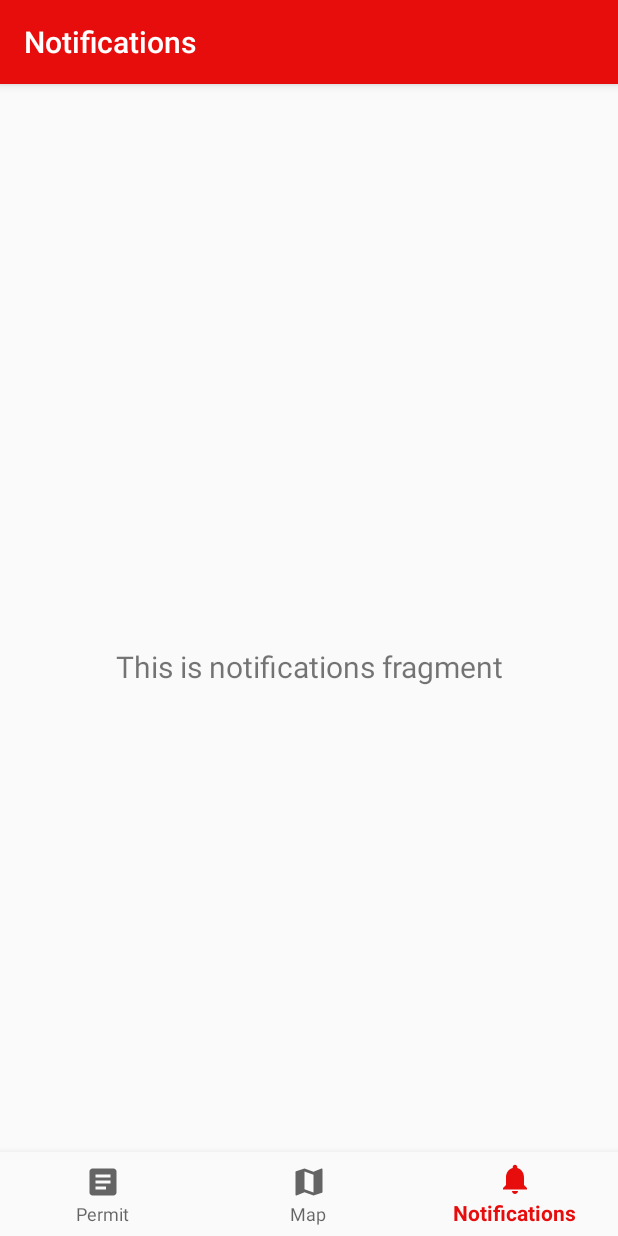
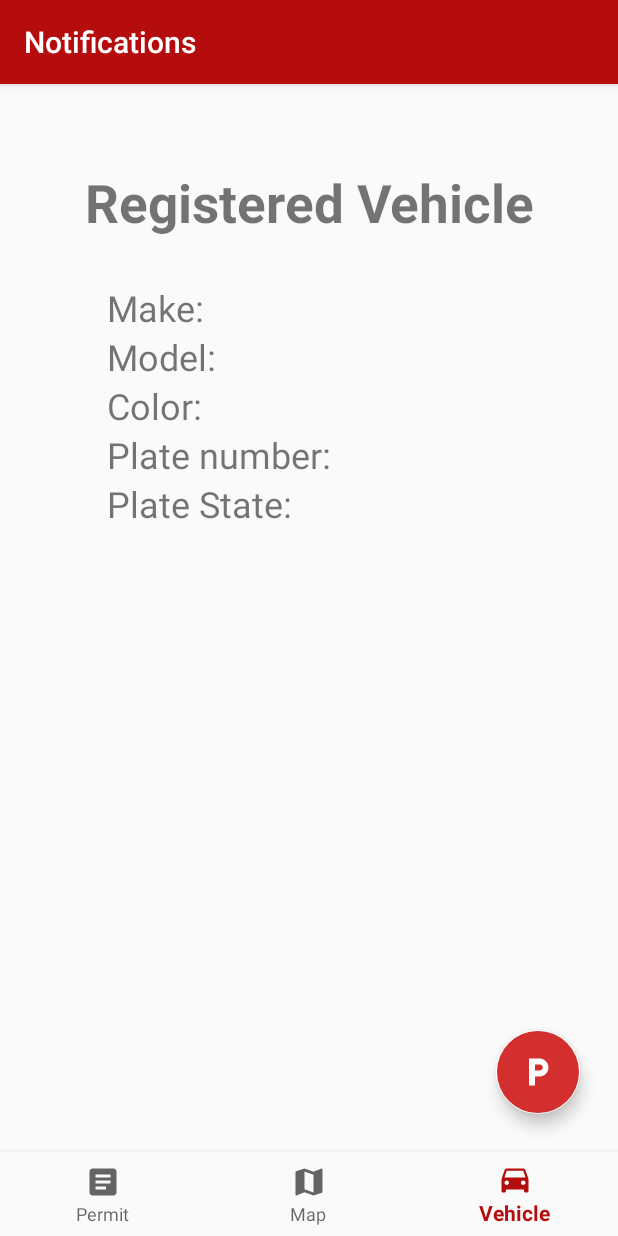
Before and after one commit to tassychen/BU-Parking-System, an Android app: the NotificationsFragment screen opened through its navigation route, on a phone screen of 412 x 824 dp. Run offline under Robolectric (Android 15) with nearby library versions, the phone set to English and light mode, and no system bars; our stand-ins replace navigation-ui.

Commit message:
Third increment - vehicle information displayed - parking check in stub created

```diff
--- a/app/build.gradle
+++ b/app/build.gradle
@@ -32,7 +32,7 @@ android {
 
 dependencies {
 
-    implementation 'androidx.appcompat:appcompat:1.0.0'
+    implementation 'androidx.appcompat:appcompat:1.3.1'
     implementation 'androidx.constraintlayout:constraintlayout:1.1.3'
     implementation 'androidx.lifecycle:lifecycle-livedata:2.0.0'
     implementation 'androidx.lifecycle:lifecycle-viewmodel:2.0.0'
--- a/app/src/main/java/com/example/myapplication/MainActivity.java
+++ b/app/src/main/java/com/example/myapplication/MainActivity.java
@@ -1,7 +1,10 @@
 package com.example.myapplication;
 
+import android.content.Intent;
 import android.os.Bundle;
+import android.view.View;
 
+import com.example.myapplication.parking.ParkActivity;
 import com.google.android.material.bottomnavigation.BottomNavigationView;
 import androidx.appcompat.app.AppCompatActivity;
 
@@ -11,6 +14,7 @@ import androidx.navigation.ui.AppBarConfiguration;
 import androidx.navigation.ui.NavigationUI;
 
 import com.example.myapplication.databinding.ActivityMainBinding;
+import com.google.android.material.floatingactionbutton.FloatingActionButton;
 
 public class MainActivity extends AppCompatActivity {
 
@@ -32,5 +36,20 @@ public class MainActivity extends AppCompatActivity {
         NavController navController = Navigation.findNavController(this, R.id.nav_host_fragment_activity_main);
         NavigationUI.setupActionBarWithNavController(this, navController, appBarConfiguration);
         NavigationUI.setupWithNavController(binding.navView, navController);
+
+        FloatingActionButton fab = binding.floatingActionButton;
+
+        fab.setOnClickListener(new View.OnClickListener() {
+            @Override
+            public void onClick(View view) {
+                openParkActivity();
+            }
+        });
+    }
+
+    public void openParkActivity(){
+        // Show user type selection screen
+        Intent intent = new Intent(this, ParkActivity.class);
+        startActivity(intent);
     }
 }
--- a/app/src/main/java/com/example/myapplication/ui/home/tabs/AllLocationsTab.java
+++ b/app/src/main/java/com/example/myapplication/ui/home/tabs/AllLocationsTab.java
@@ -3,9 +3,11 @@ package com.example.myapplication.ui.home.tabs;
 import com.example.myapplication.MainActivity;
 
 import android.os.Bundle;
+import android.util.TypedValue;
 import android.view.LayoutInflater;
 import android.view.View;
 import android.view.ViewGroup;
+import android.widget.RelativeLayout;
 
 import androidx.fragment.app.Fragment;
 
@@ -90,6 +92,21 @@ public class AllLocationsTab extends Fragment {
 
         mMapView.onResume(); // needed to get the map to display immediately
 
+        View zoomControls = rootView.findViewById(0x1);
+
+        if (zoomControls != null && zoomControls.getLayoutParams() instanceof RelativeLayout.LayoutParams) {
+            // ZoomControl is inside of RelativeLayout
+            RelativeLayout.LayoutParams params_zoom = (RelativeLayout.LayoutParams) zoomControls.getLayoutParams();
+
+            // Align it to - parent top|left
+            params_zoom.addRule(RelativeLayout.ALIGN_PARENT_TOP);
+            params_zoom.addRule(RelativeLayout.ALIGN_PARENT_RIGHT);
+
+            // Update margins, set to 10dp
+            final int margin = (int) TypedValue.applyDimension(TypedValue.COMPLEX_UNIT_DIP, 10,
+                    getResources().getDisplayMetrics());
+            params_zoom.setMargins(margin, margin, margin, margin);
+        }
 
         try {
             MapsInitializer.initialize(getActivity().getApplicationContext());
--- a/app/src/main/java/com/example/myapplication/ui/home/tabs/PermitLocationsTab.java
+++ b/app/src/main/java/com/example/myapplication/ui/home/tabs/PermitLocationsTab.java
@@ -6,6 +6,7 @@ import android.os.Bundle;
 import android.view.LayoutInflater;
 import android.view.View;
 import android.view.ViewGroup;
+import android.widget.Toast;
 
 import androidx.annotation.NonNull;
 import androidx.fragment.app.Fragment;
@@ -20,6 +21,7 @@ import com.google.android.gms.maps.MapsInitializer;
 import com.google.android.gms.maps.OnMapReadyCallback;
 import com.google.android.gms.maps.model.LatLng;
 import com.google.android.gms.maps.model.MarkerOptions;
+import com.google.android.material.snackbar.Snackbar;
 import com.google.android.material.tabs.TabLayout;
 
 import java.time.LocalTime;
--- a/app/src/main/java/com/example/myapplication/ui/notifications/NotificationsFragment.java
+++ b/app/src/main/java/com/example/myapplication/ui/notifications/NotificationsFragment.java
@@ -22,9 +22,6 @@ public class NotificationsFragment extends Fragment {
 
         binding = FragmentNotificationsBinding.inflate(inflater, container, false);
         View root = binding.getRoot();
-
-        final TextView textView = binding.textNotifications;
-        notificationsViewModel.getText().observe(getViewLifecycleOwner(), textView::setText);
         return root;
     }
 
--- a/app/src/main/res/drawable/ic_notifications_black_24dp.xml
+++ b/app/src/main/res/drawable/ic_notifications_black_24dp.xml
@@ -5,5 +5,5 @@
     android:viewportHeight="24.0">
     <path
         android:fillColor="#FF000000"
-        android:pathData="M12,22c1.1,0 2,-0.9 2,-2h-4c0,1.1 0.89,2 2,2zM18,16v-5c0,-3.07 -1.64,-5.64 -4.5,-6.32L13.5,4c0,-0.83 -0.67,-1.5 -1.5,-1.5s-1.5,0.67 -1.5,1.5v0.68C7.63,5.36 6,7.92 6,11v5l-2,2v1h16v-1l-2,-2z" />
+        android:pathData="M18.92,6.01C18.72,5.42 18.16,5 17.5,5h-11c-0.66,0 -1.21,0.42 -1.42,1.01L3,12v8c0,0.55 0.45,1 1,1h1c0.55,0 1,-0.45 1,-1v-1h12v1c0,0.55 0.45,1 1,1h1c0.55,0 1,-0.45 1,-1v-8l-2.08,-5.99zM6.5,16c-0.83,0 -1.5,-0.67 -1.5,-1.5S5.67,13 6.5,13s1.5,0.67 1.5,1.5S7.33,16 6.5,16zM17.5,16c-0.83,0 -1.5,-0.67 -1.5,-1.5s0.67,-1.5 1.5,-1.5 1.5,0.67 1.5,1.5 -0.67,1.5 -1.5,1.5zM5,11l1.5,-4.5h11L19,11L5,11z"/>
 </vector>
--- /dev/null
+++ b/app/src/main/res/drawable/ic_park.xml
@@ -0,0 +1,9 @@
+<vector xmlns:android="http://schemas.android.com/apk/res/android"
+    android:width="24dp"
+    android:height="24dp"
+    android:viewportWidth="24.0"
+    android:viewportHeight="24.0">
+    <path
+        android:fillColor="#FFFFFF"
+        android:pathData="M13,3L6,3v18h4v-6h3c3.31,0 6,-2.69 6,-6s-2.69,-6 -6,-6zM13.2,11L10,11L10,7h3.2c1.1,0 2,0.9 2,2s-0.9,2 -2,2z"/>
+</vector>
--- a/app/src/main/res/layout/activity_main.xml
+++ b/app/src/main/res/layout/activity_main.xml
@@ -1,6 +1,7 @@
 <?xml version="1.0" encoding="utf-8"?>
 <androidx.constraintlayout.widget.ConstraintLayout xmlns:android="http://schemas.android.com/apk/res/android"
     xmlns:app="http://schemas.android.com/apk/res-auto"
+    xmlns:tools="http://schemas.android.com/tools"
     android:id="@+id/container"
     android:layout_width="match_parent"
     android:layout_height="match_parent">
@@ -24,9 +25,23 @@
         android:layout_height="match_parent"
         app:defaultNavHost="true"
         app:layout_constraintBottom_toTopOf="@id/nav_view"
+        app:layout_constraintHorizontal_bias="0.0"
         app:layout_constraintLeft_toLeftOf="parent"
         app:layout_constraintRight_toRightOf="parent"
         app:layout_constraintTop_toTopOf="parent"
+        app:layout_constraintVertical_bias="0.0"
         app:navGraph="@navigation/mobile_navigation" />
 
+    <com.google.android.material.floatingactionbutton.FloatingActionButton
+        android:id="@+id/floatingActionButton"
+        android:layout_width="wrap_content"
+        android:layout_height="wrap_content"
+        android:layout_marginEnd="25dp"
+        android:layout_marginBottom="25dp"
+        android:backgroundTint="@color/red_700"
+        android:clickable="true"
+        app:layout_constraintBottom_toTopOf="@+id/nav_view"
+        app:layout_constraintEnd_toEndOf="@+id/nav_host_fragment_activity_main"
+        app:srcCompat="@drawable/ic_park" />
+
 </androidx.constraintlayout.widget.ConstraintLayout>
--- a/app/src/main/res/layout/fragment_notifications.xml
+++ b/app/src/main/res/layout/fragment_notifications.xml
@@ -7,16 +7,67 @@
     tools:context=".ui.notifications.NotificationsFragment">
 
     <TextView
-        android:id="@+id/text_notifications"
+        android:id="@+id/registered_vehicle"
         android:layout_width="match_parent"
         android:layout_height="wrap_content"
-        android:layout_marginStart="8dp"
-        android:layout_marginTop="8dp"
-        android:layout_marginEnd="8dp"
+        android:layout_marginTop="55dp"
+        android:textSize="35sp"
+        android:text = "Registered Vehicle"
+        android:textStyle="bold"
         android:textAlignment="center"
-        android:textSize="20sp"
-        app:layout_constraintBottom_toBottomOf="parent"
+        app:layout_constraintEnd_toEndOf="parent"
+        app:layout_constraintHorizontal_bias="0.0"
+        app:layout_constraintStart_toStartOf="parent"
+        app:layout_constraintTop_toTopOf="parent" />
+
+    <TextView
+        android:id="@+id/make"
+        android:layout_width="270dp"
+        android:layout_height="wrap_content"
+        android:layout_marginTop="30dp"
+        android:textSize="24sp"
+        android:text = "Make:"
+        app:layout_constraintEnd_toEndOf="parent"
+        app:layout_constraintHorizontal_bias="0.503"
+        app:layout_constraintStart_toStartOf="parent"
+        app:layout_constraintTop_toBottomOf="@id/registered_vehicle" />
+
+    <TextView
+        android:id="@+id/model"
+        android:layout_width="270dp"
+        android:layout_height="wrap_content"
+        android:textSize="24sp"
+        android:text = "Model:"
         app:layout_constraintEnd_toEndOf="parent"
         app:layout_constraintStart_toStartOf="parent"
-        app:layout_constraintTop_toTopOf="parent" />
+        app:layout_constraintTop_toBottomOf="@id/make"/>
+    <TextView
+        android:id="@+id/color"
+        android:layout_width="270dp"
+        android:layout_height="wrap_content"
+        android:textSize="24sp"
+        android:text = "Color:"
+        app:layout_constraintEnd_toEndOf="parent"
+        app:layout_constraintStart_toStartOf="parent"
+        app:layout_constraintTop_toBottomOf="@id/model"/>
+    <TextView
+        android:id="@+id/number"
+        android:layout_width="270dp"
+        android:layout_height="wrap_content"
+        android:textSize="24sp"
+        android:text = "Plate number:"
+        app:layout_constraintEnd_toEndOf="parent"
+        app:layout_constraintStart_toStartOf="parent"
+        app:layout_constraintTop_toBottomOf="@id/color"/>
+    <TextView
+        android:id="@+id/state"
+        android:layout_width="270dp"
+        android:layout_height="wrap_content"
+        android:textSize="24sp"
+        android:text = "Plate State:"
+        app:layout_constraintEnd_toEndOf="parent"
+        app:layout_constraintStart_toStartOf="parent"
+        app:layout_constraintTop_toBottomOf="@id/number"/>
+
+
 </androidx.constraintlayout.widget.ConstraintLayout>
--- a/app/src/main/res/menu/bottom_nav_menu.xml
+++ b/app/src/main/res/menu/bottom_nav_menu.xml
@@ -12,6 +12,6 @@
     <item
         android:id="@+id/navigation_notifications"
         android:icon="@drawable/ic_notifications_black_24dp"
-        android:title="@string/title_notifications" />
+        android:title="Vehicle" />
 
 </menu>
--- a/app/src/main/res/values/colors.xml
+++ b/app/src/main/res/values/colors.xml
@@ -7,6 +7,6 @@
     <color name="teal_700">#FF018786</color>
     <color name="black">#FF000000</color>
     <color name="white">#FFFFFFFF</color>
-    <color name="red_500">#E80D0D</color>
-    <color name="red_700">#B40B0B</color>
+    <color name="red_500">#B50D0D</color>
+    <color name="red_700">#D32F2F</color>
 </resources>
--- a/app/src/main/res/values/strings.xml
+++ b/app/src/main/res/values/strings.xml
@@ -1,5 +1,5 @@
 <resources>
-    <string name="app_name">My Application</string>
+    <string name="app_name">BU Parking</string>
     <string name="title_home">Home</string>
     <string name="title_dashboard">Dashboard</string>
     <string name="title_notifications">Notifications</string>
```
Also changed, not shown: app/src/main/AndroidManifest.xml (+11 -3 lines), app/src/main/java/com/example/myapplication/parking/ParkActivity.java (added, +50 -0 lines), app/src/main/res/drawable/ic_up.xml (added, +9 -0 lines), app/src/main/res/layout/activity_park.xml (added, +53 -0 lines), app/src/main/res/menu/toolbar_menu.xml (added, +8 -0 lines), app/src/main/assets/parking.db (deleted).
